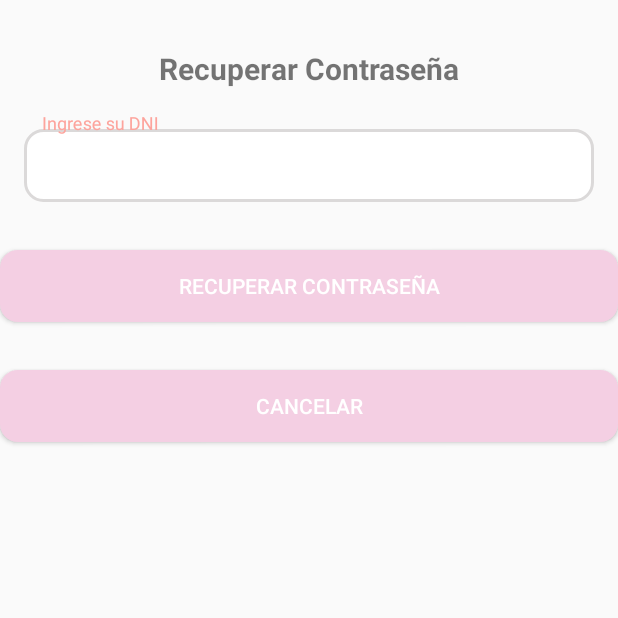
After one commit to fIrupaylla/Mydoc, an Android app built with Jetpack Compose: the RecoverPasswordActivity screen opened directly, with no data from a screen before it, on a phone screen of 412 x 824 dp, the top half of it. The commit adds this screen. Run offline under Robolectric (Android 15) with nearby library versions, the phone set to English and light mode, and no system bars; our stand-ins replace Firebase (no records; nobody signed in at launch, a user with empty details on screens opened directly).

Commit message:
cambios final

```diff
--- a/app/build.gradle.kts
+++ b/app/build.gradle.kts
@@ -48,7 +48,10 @@ android {
         resources {
             excludes += "/META-INF/{AL2.0,LGPL2.1}"
         }
+        resources.excludes.add("META-INF/NOTICE.md")
+        resources.excludes.add("META-INF/LICENSE.txt")
     }
+
 }
 
 dependencies {
--- a/app/src/main/AndroidManifest.xml
+++ b/app/src/main/AndroidManifest.xml
@@ -43,6 +43,7 @@
             </intent-filter>
         </activity>
         <activity android:name=".ui.registrar_paciente.RegistrarPacienteActivity" />
+        <activity android:name=".ui.recuperar_contrasena.RecoverPasswordActivity" />
     </application>
 
     <uses-permission android:name="android.permission.WRITE_CALENDAR" />
--- a/app/src/main/java/com/example/proyectofinaldam/LoginActivity.kt
+++ b/app/src/main/java/com/example/proyectofinaldam/LoginActivity.kt
@@ -11,6 +11,7 @@ import androidx.appcompat.app.AppCompatActivity
 import androidx.core.view.ViewCompat
 import androidx.core.view.WindowInsetsCompat
 import com.example.proyectofinaldam.datastore.UserDataStore
+import com.example.proyectofinaldam.ui.recuperar_contrasena.RecoverPasswordActivity
 import com.example.proyectofinaldam.ui.registrar_paciente.RegistrarPacienteActivity
 import com.google.android.material.snackbar.Snackbar
 import com.google.firebase.firestore.FirebaseFirestore
@@ -34,6 +35,7 @@ class LoginActivity : AppCompatActivity() {
         val etPasswordLogin: EditText = findViewById(R.id.etPasswordLogin)
         val btLogin: Button = findViewById(R.id.btLogin)
         val tvNewAccount: TextView = findViewById(R.id.tvNewAccount)
+        val tvRecoveryPassword: TextView = findViewById(R.id.tvRecoveryPassword)
 
         btLogin.setOnClickListener {
             val dni = etDniLogin.text.toString()
@@ -48,6 +50,9 @@ class LoginActivity : AppCompatActivity() {
 
         tvNewAccount.setOnClickListener {
             startActivity(Intent(this, RegistrarPacienteActivity::class.java))
+        }
+        tvRecoveryPassword.setOnClickListener {
+            startActivity(Intent(this, RecoverPasswordActivity::class.java))
         }
     }
 
--- /dev/null
+++ b/app/src/main/java/com/example/proyectofinaldam/ui/recuperar_contrasena/RecoverPasswordActivity.kt
@@ -0,0 +1,90 @@
+package com.example.proyectofinaldam.ui.recuperar_contrasena
+
+import android.os.Bundle
+import android.widget.Button
+import android.widget.EditText
+import android.widget.Toast
+import androidx.appcompat.app.AppCompatActivity
+import com.example.proyectofinaldam.R
+import com.example.proyectofinaldam.util.SendGridMail
+import com.google.firebase.firestore.FirebaseFirestore
+import kotlinx.coroutines.CoroutineScope
+import kotlinx.coroutines.Dispatchers
+import kotlinx.coroutines.launch
+import kotlinx.coroutines.tasks.await
+import okhttp3.*
+import org.json.JSONObject
+import java.io.IOException
+
+class RecoverPasswordActivity : AppCompatActivity() {
+
+    private lateinit var etDniRecover: EditText
+    private lateinit var btnRecoverPassword: Button
+    private lateinit var btnCancel: Button
+
+    override fun onCreate(savedInstanceState: Bundle?) {
+        super.onCreate(savedInstanceState)
+        setContentView(R.layout.activity_recover_password)
+
+        etDniRecover = findViewById(R.id.etDniRecover)
+        btnRecoverPassword = findViewById(R.id.btnRecoverPassword)
+        btnCancel = findViewById(R.id.btnCancel)
+
+        btnRecoverPassword.setOnClickListener {
+            val dni = etDniRecover.text.toString()
+            if (dni.isNotEmpty()) {
+                recoverPassword(dni)
+            } else {
+                Toast.makeText(this, "Por favor ingrese el DNI", Toast.LENGTH_SHORT).show()
+            }
+        }
+
+        btnCancel.setOnClickListener {
+            finish() // Cierra la actividad y regresa a la anterior
+        }
+    }
+
+    private fun recoverPassword(dni: String) {
+        val db = FirebaseFirestore.getInstance()
+        CoroutineScope(Dispatchers.IO).launch {
+            try {
+                val snapshot = db.collection("pacientes").whereEqualTo("DNI", dni).get().await()
+
+                if (snapshot.documents.isNotEmpty()) {
+                    val document = snapshot.documents.first()
+                    val email = document.getString("Correo") ?: ""
+                    val password = document.getString("Contraseña") ?: ""
+
+                    if (email.isNotEmpty() && password.isNotEmpty()) {
+
+                        val sendGridMail = SendGridMail()
+                        sendGridMail.sendEmail(
+                            email,
+                            "Recuperación de contraseña",
+                            "Su contraseña es: $password"
+                        ) { isSuccess ->
+                            if (isSuccess) {
+                                showToast("El correo se envió correctamente.")
+                                finish()
+                            } else {
+                                showToast("Hubo un error al enviar el correo.")
+                            }
+                        }
+                    } else {
+                        showToast("El usuario no tiene correo o contraseña registrados.")
+                    }
+                } else {
+                    showToast("DNI no encontrado.")
+                }
+            } catch (e: Exception) {
+                showToast("Error: ${e.message}")
+            }
+        }
+    }
+
+    private fun showToast(message: String) {
+        runOnUiThread {
+            Toast.makeText(this, message, Toast.LENGTH_SHORT).show()
+        }
+    }
+}
--- a/app/src/main/res/drawable/rounded_edittext.xml
+++ b/app/src/main/res/drawable/rounded_edittext.xml
@@ -1,4 +1,7 @@
 <shape xmlns:android="http://schemas.android.com/apk/res/android">
-    <solid android:color="#F5F5F5"/>
-    <corners android:radius="12dp"/>
+    <solid android:color="#FFFFFF" />
+    <corners android:radius="12dp" />
+    <stroke
+        android:width="2dp"
+        android:color="#DBD9D9" />
 </shape>
--- a/app/src/main/res/layout/activity_login.xml
+++ b/app/src/main/res/layout/activity_login.xml
@@ -84,6 +84,7 @@
                 android:layout_height="wrap_content">
 
                 <TextView
+                    android:id="@+id/tvRecoveryPassword"
                     android:layout_width="wrap_content"
                     android:layout_height="wrap_content"
                     android:text="@string/forgot_password"
--- /dev/null
+++ b/app/src/main/res/layout/activity_recover_password.xml
@@ -0,0 +1,69 @@
+<androidx.constraintlayout.widget.ConstraintLayout xmlns:android="http://schemas.android.com/apk/res/android"
+    xmlns:app="http://schemas.android.com/apk/res-auto"
+    xmlns:tools="http://schemas.android.com/tools"
+    android:layout_width="match_parent"
+    android:layout_height="match_parent"
+    tools:context=".RecoverPasswordActivity">
+
+    <!-- Título -->
+    <TextView
+        android:id="@+id/tvTituloSede"
+        android:layout_width="wrap_content"
+        android:layout_height="wrap_content"
+        android:layout_marginTop="32dp"
+        android:text="@string/recuperar_contrase_a"
+        android:textSize="20sp"
+        android:textStyle="bold"
+        app:layout_constraintEnd_toEndOf="parent"
+        app:layout_constraintStart_toStartOf="parent"
+        app:layout_constraintTop_toTopOf="parent" />
+
+    <com.google.android.material.textfield.TextInputLayout
+        android:id="@+id/textInputLayoutDNI"
+        android:layout_width="0dp"
+        android:layout_height="wrap_content"
+        android:layout_margin="16dp"
+        app:layout_constraintEnd_toEndOf="parent"
+        app:layout_constraintStart_toStartOf="parent"
+        app:layout_constraintTop_toBottomOf="@id/tvTituloSede">
+
+        <com.google.android.material.textfield.TextInputEditText
+            android:id="@+id/etDniRecover"
+            android:layout_width="match_parent"
+            android:layout_height="wrap_content"
+            android:background="@drawable/rounded_edittext"
+            android:drawablePadding="8dp"
+            android:hint="@string/ingrese_su_dni"
+            android:inputType="number"
+            android:padding="12dp" />
+    </com.google.android.material.textfield.TextInputLayout>
+
+    <Button
+        android:id="@+id/btnRecoverPassword"
+        android:layout_width="0dp"
+        android:layout_height="wrap_content"
+        android:layout_marginTop="32dp"
+        android:background="@drawable/rounded_button"
+        android:backgroundTint="#F4CFE3"
+        android:padding="12dp"
+        android:text="@string/recuperar_contrase_a"
+        android:textColor="#FFFFFF"
+        app:layout_constraintEnd_toEndOf="parent"
+        app:layout_constraintStart_toStartOf="parent"
+        app:layout_constraintTop_toBottomOf="@id/textInputLayoutDNI" />
+
+    <Button
+        android:id="@+id/btnCancel"
+        android:layout_width="0dp"
+        android:layout_height="wrap_content"
+        android:layout_marginTop="32dp"
+        android:background="@drawable/rounded_button"
+        android:backgroundTint="#F4CFE3"
+        android:padding="12dp"
+        android:text="@string/cancelar"
+        android:textColor="#FFFFFF"
+        app:layout_constraintEnd_toEndOf="parent"
+        app:layout_constraintStart_toStartOf="parent"
+        app:layout_constraintTop_toBottomOf="@id/btnRecoverPassword" />
+
+</androidx.constraintlayout.widget.ConstraintLayout>
--- a/app/src/main/res/menu/activity_main_drawer.xml
+++ b/app/src/main/res/menu/activity_main_drawer.xml
@@ -29,5 +29,9 @@
             android:id="@+id/nav_historial_citas"
             android:icon="@drawable/ic_menu_historialcitas"
             android:title="@string/menu_historialcita" />
+        <item
+            android:id="@+id/nav_nueva_sede"
+            android:icon="@drawable/ic_menu_estadoconsultas"
+            android:title="@string/new_headquarters" />
     </group>
 </menu>
--- a/app/src/main/res/values/colors.xml
+++ b/app/src/main/res/values/colors.xml
@@ -1,10 +1,10 @@
 <?xml version="1.0" encoding="utf-8"?>
 <resources>
     <color name="purple_200">#FFBB86FC</color>
-    <color name="purple_500">#FF6200EE</color>
+    <color name="purple_500">#FDA49D</color>
     <color name="purple_700">#FF3700B3</color>
-    <color name="teal_200">#FF03DAC5</color>
-    <color name="teal_700">#FF018786</color>
+    <color name="teal_200">#FDA49D</color>
+    <color name="teal_700">#FDA49D</color>
     <color name="black">#FF000000</color>
     <color name="red">#F80000</color>
     <color name="white">#FFFFFFFF</color>
--- a/app/src/main/res/values/strings.xml
+++ b/app/src/main/res/values/strings.xml
@@ -26,4 +26,12 @@
     <string name="hello_blank_fragment">Hello blank fragment</string>
     <string name="forgot_password">¿Olvidaste tu contraseña?</string>
     <string name="create_account">Crear Cuenta</string>
+    <string name="new_headquarters">Nueva sede</string>
+    <string name="registrar_nueva_sede">Registrar nueva sede</string>
+    <string name="nombre_de_la_sede">Nombre de la sede</string>
+    <string name="direcci_n_de_la_sede">Dirección de la sede</string>
+    <string name="guardar">Guardar</string>
+    <string name="ingrese_su_dni">Ingrese su DNI</string>
+    <string name="recuperar_contrase_a">Recuperar Contraseña</string>
+    <string name="cancelar">Cancelar</string>
 </resources>
--- a/app/src/main/res/values/themes.xml
+++ b/app/src/main/res/values/themes.xml
@@ -6,7 +6,7 @@
         <!-- Colores y personalización del tema -->
         <item name="colorPrimary">@color/colorBrownDark</item>
         <item name="colorPrimaryDark">@color/colorPink</item>
-        <item name="colorAccent">#03DAC5</item>
+        <item name="colorAccent">#FDA49D</item>
     </style>
 
     <style name="CustomToolbarStyle" parent="Widget.AppCompat.Toolbar">
```
Also changed, not shown: app/src/main/java/com/example/proyectofinaldam/ui/nuevasede/RegistrarSedeFragment.kt (added, +61 -0 lines), app/src/main/java/com/example/proyectofinaldam/ui/registrar_paciente/RegistrarPacienteActivity.kt (+78 -14 lines), app/src/main/java/com/example/proyectofinaldam/util/SendGridMail.kt (added, +58 -0 lines), app/src/main/res/layout/fragment_registrar_sede.xml (added, +78 -0 lines), app/src/main/res/navigation/mobile_navigation.xml (+7 -0 lines).
